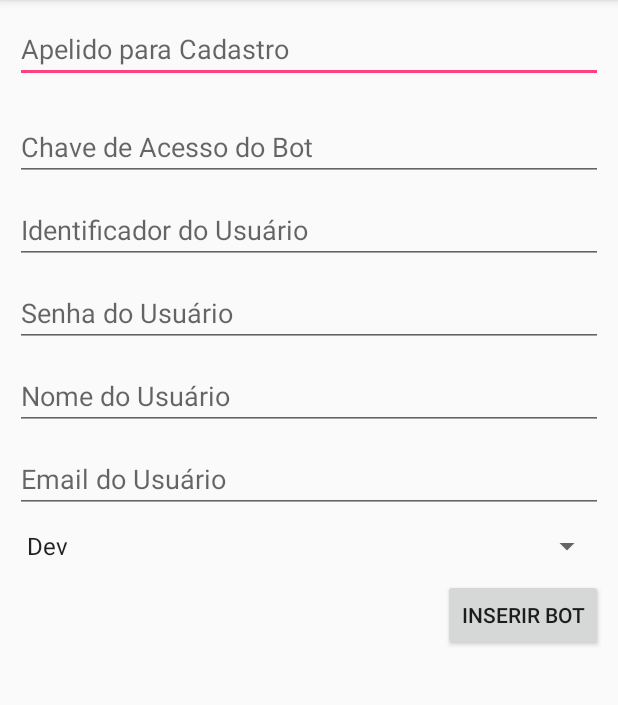
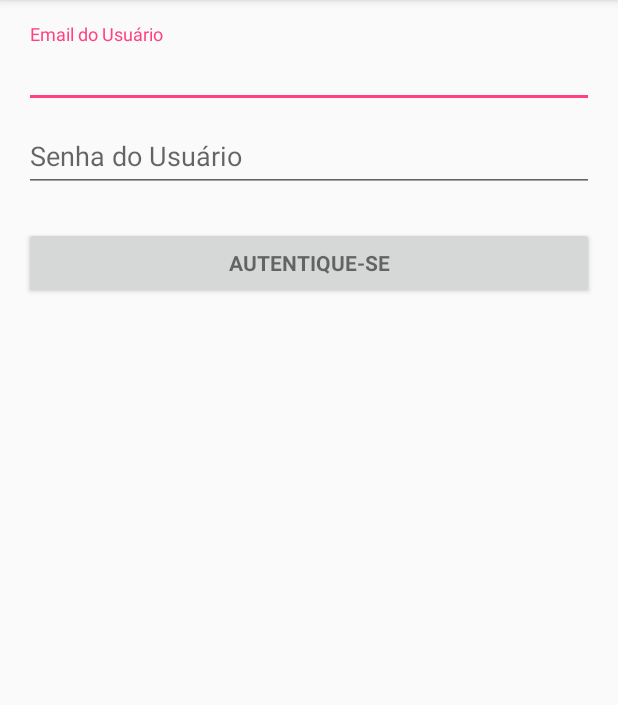
Before and after one commit to tuliomamute/TestBotsAndroid, an Android app: the screen it shows after launch (InsertConfigurationActivity before the commit, LoginActivity after it), after a tap on "Inserir Bot", on a phone screen of 412 x 824 dp, the part 84-789 px from its top. Run offline under Robolectric (Android 15) with nearby library versions, the phone set to English and light mode, and no system bars; libraries missing offline, so code that uses them is left out: net.take.blipchat, org.limeprotocol.messaging, retrofit2.converter.jackson; 1 statement that could not run was skipped.

Commit message:
change URL base to authenticate user

```diff
--- a/app/build.gradle
+++ b/app/build.gradle
@@ -32,5 +32,7 @@ dependencies {
     androidTestImplementation 'com.android.support.test:runner:1.0.1'
     androidTestImplementation 'com.android.support.test.espresso:espresso-core:3.0.1'
     compile 'net.take:blip-chat:2.1.9'
+    compile 'com.squareup.retrofit2:retrofit:2.4.0'
+    compile 'com.squareup.retrofit2:converter-jackson:2.4.0'
     compile 'com.github.satyan:sugar:1.3'
 }
--- a/app/src/main/java/com/bots/take/testbotsandroid/activities/ListActivity.java
+++ b/app/src/main/java/com/bots/take/testbotsandroid/activities/ListActivity.java
@@ -52,7 +52,8 @@ public class ListActivity extends AppCompatActivity {
 
         int selectedOption = item.getItemId();
         if (selectedOption == R.id.new_bot) {
-            Intent intent = new Intent(this, InsertConfigurationActivity.class);
+            //Intent intent = new Intent(this, InsertConfigurationActivity.class);
+            Intent intent = new Intent(this, LoginActivity.class);
             startActivity(intent);
         }
 
--- /dev/null
+++ b/app/src/main/java/com/bots/take/testbotsandroid/activities/LoginActivity.java
@@ -0,0 +1,91 @@
+package com.bots.take.testbotsandroid.activities;
+
+import android.os.Bundle;
+import android.support.v7.app.AppCompatActivity;
+import android.util.Base64;
+import android.view.View;
+import android.widget.EditText;
+import android.widget.Toast;
+
+import com.bots.take.testbotsandroid.R;
+import com.bots.take.testbotsandroid.interfaces.IMessagingHubService;
+import com.bots.take.testbotsandroid.models.UserInformation;
+import com.bots.take.testbotsandroid.utils.InputValidations;
+
+import retrofit2.Call;
+import retrofit2.Callback;
+import retrofit2.Response;
+import retrofit2.Retrofit;
+import retrofit2.converter.jackson.JacksonConverterFactory;
+
+public class LoginActivity extends AppCompatActivity implements Callback<UserInformation> {
+
+    private EditText UserEmail;
+    private EditText UserPassWord;
+    private String EncodedString;
+
+    @Override
+    protected void onCreate(Bundle savedInstanceState) {
+        super.onCreate(savedInstanceState);
+        setContentView(R.layout.activity_login);
+
+        this.UserEmail = findViewById(R.id.UserEmail);
+        this.UserPassWord = findViewById(R.id.UserPassword);
+    }
+
+    public void authenticateUser(View v) {
+        String userEmail;
+        String userPassWord;
+        String preparedString;
+        String baseUrl;
+
+        InputValidations validations = new InputValidations(this);
+
+        userEmail = this.UserEmail.getText().toString();
+        userPassWord = this.UserPassWord.getText().toString();
+
+        preparedString = userEmail + ":" + userPassWord;
+
+        if (!validations.ValidateAuthenticationInput(userEmail, userPassWord)) {
+            return;
+        }
+
+        baseUrl = getResources().getString(R.string.MessagingHubBaseUrl);
+
+        Retrofit retrofit = new Retrofit.Builder()
+                .baseUrl(baseUrl)
+                .addConverterFactory(JacksonConverterFactory.create())
+                .build();
+
+
+        EncodedString = "Basic " + Base64.encodeToString(preparedString.getBytes(), 0).trim();
+
+        IMessagingHubService service = retrofit.create(IMessagingHubService.class);
+        Call<UserInformation> repos = service.AuthenticateUser(EncodedString);
+
+        repos.enqueue(this);
+    }
+
+    @Override
+    public void onResponse(Call<UserInformation> call, Response<UserInformation> response) {
+        switch (response.code()) {
+            case 200:
+                ShowToast("Login feito com sucesso!");
+                break;
+            case 401:
+                ShowToast("Usuário e/ou Senha inválidos!");
+                break;
+        }
+    }
+
+    @Override
+    public void onFailure(Call<UserInformation> call, Throwable t) {
+        ShowToast("Ocorreu um erro ao autenticar. Tente novamente!");
+    }
+
+    public void ShowToast(String text) {
+
+        Toast.makeText(LoginActivity.this, text, Toast.LENGTH_LONG).show();
+
+    }
+}
--- /dev/null
+++ b/app/src/main/java/com/bots/take/testbotsandroid/interfaces/IMessagingHubService.java
@@ -0,0 +1,22 @@
+package com.bots.take.testbotsandroid.interfaces;
+
+import com.bots.take.testbotsandroid.models.BotAdvancedInformation;
+import com.bots.take.testbotsandroid.models.BotBasicInformation;
+import com.bots.take.testbotsandroid.models.UserInformation;
+
+import java.util.List;
+
+import retrofit2.Call;
+import retrofit2.http.GET;
+import retrofit2.http.Header;
+
+public interface IMessagingHubService {
+    @GET("accounts/me")
+    Call<UserInformation> AuthenticateUser(@Header("Authorization") String authorization);
+
+    @GET("applications/mine")
+    List<BotBasicInformation> GetBotsList(@Header("Authorization") String authenticationToken);
+
+    @GET("appliactions/{botidentifier}")
+    BotAdvancedInformation GetDetailedBot(@Header("Authorization") String authenticationToken);
+}
--- /dev/null
+++ b/app/src/main/res/layout/activity_login.xml
@@ -0,0 +1,66 @@
+<?xml version="1.0" encoding="utf-8"?>
+<LinearLayout xmlns:android="http://schemas.android.com/apk/res/android"
+    xmlns:app="http://schemas.android.com/apk/res-auto"
+    xmlns:tools="http://schemas.android.com/tools"
+    android:layout_width="match_parent"
+    android:layout_height="match_parent"
+    android:paddingBottom="@dimen/activity_vertical_margin"
+    android:paddingLeft="@dimen/activity_horizontal_margin"
+    android:paddingRight="@dimen/activity_horizontal_margin"
+    android:paddingTop="@dimen/activity_vertical_margin"
+
+
+    tools:context=".activities.LoginActivity">
+
+    <ProgressBar
+        android:id="@+id/login_progress"
+        android:layout_width="wrap_content"
+        android:layout_height="wrap_content"
+        android:layout_marginBottom="8dp"
+        android:visibility="gone" />
+
+    <ScrollView
+        android:layout_width="match_parent"
+        android:layout_height="match_parent">
+
+        <LinearLayout
+            android:layout_width="match_parent"
+            android:layout_height="wrap_content"
+            android:orientation="vertical">
+
+            <android.support.design.widget.TextInputLayout
+                android:layout_width="match_parent"
+                android:layout_height="wrap_content">
+
+                <EditText
+                    android:id="@+id/UserEmail"
+                    android:layout_width="match_parent"
+                    android:layout_height="wrap_content"
+                    android:hint="@string/user_email"
+                    android:singleLine="true" />
+            </android.support.design.widget.TextInputLayout>
+
+            <android.support.design.widget.TextInputLayout
+                android:layout_width="match_parent"
+                android:layout_height="wrap_content">
+
+                <EditText
+                    android:id="@+id/UserPassword"
+                    android:layout_width="match_parent"
+                    android:layout_height="wrap_content"
+                    android:hint="@string/user_password"
+                    android:singleLine="true" />
+            </android.support.design.widget.TextInputLayout>
+
+            <Button
+                style="?android:textAppearanceSmall"
+                android:layout_width="match_parent"
+                android:layout_height="wrap_content"
+                android:layout_marginTop="23dp"
+                android:text="Autentique-se"
+                android:onClick="authenticateUser"
+                android:textStyle="bold" />
+        </LinearLayout>
+    </ScrollView>
+
+</LinearLayout>
--- a/app/src/main/res/values/dimens.xml
+++ b/app/src/main/res/values/dimens.xml
@@ -1,3 +1,6 @@
 <resources>
     <dimen name="fab_margin">16dp</dimen>
+    <!-- Default screen margins, per the Android Design guidelines. -->
+    <dimen name="activity_horizontal_margin">16dp</dimen>
+    <dimen name="activity_vertical_margin">16dp</dimen>
 </resources>
--- a/app/src/main/res/values/strings.xml
+++ b/app/src/main/res/values/strings.xml
@@ -15,4 +15,6 @@
     </string-array>
     <string name="title_activity_chat">ChatActivity</string>
     <string name="title_activity_update_configuration">UpdateConfigurationActivity</string>
+    <string name="MessagingHubBaseUrl">https://api.blip.ai/</string>
+    <string name="title_activity_login">Autenticação</string>
 </resources>
```
Also changed, not shown: app/src/main/AndroidManifest.xml (+7 -3 lines), app/src/main/java/com/bots/take/testbotsandroid/models/ApplicationUserPermissionModel.java (added, +15 -0 lines), app/src/main/java/com/bots/take/testbotsandroid/models/BotAdvancedInformation.java (added, +18 -0 lines), app/src/main/java/com/bots/take/testbotsandroid/models/BotBasicInformation.java (added, +33 -0 lines), app/src/main/java/com/bots/take/testbotsandroid/models/UserInformation.java (added, +32 -0 lines), app/src/main/java/com/bots/take/testbotsandroid/utils/InputValidations.java (+17 -0 lines).
